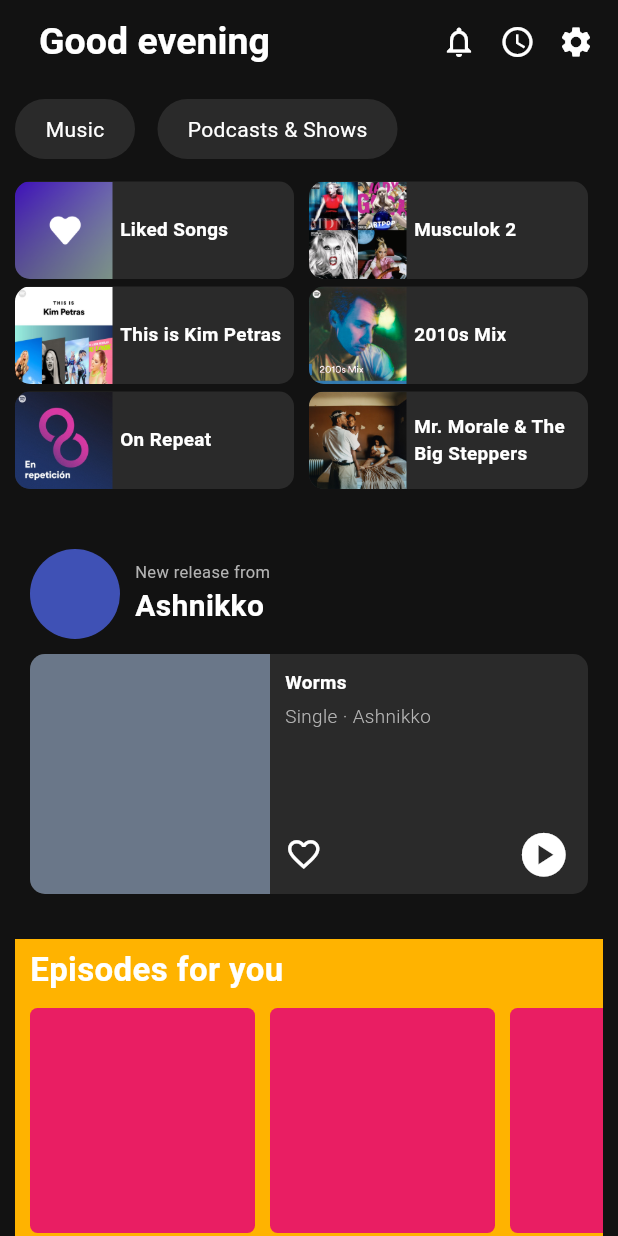
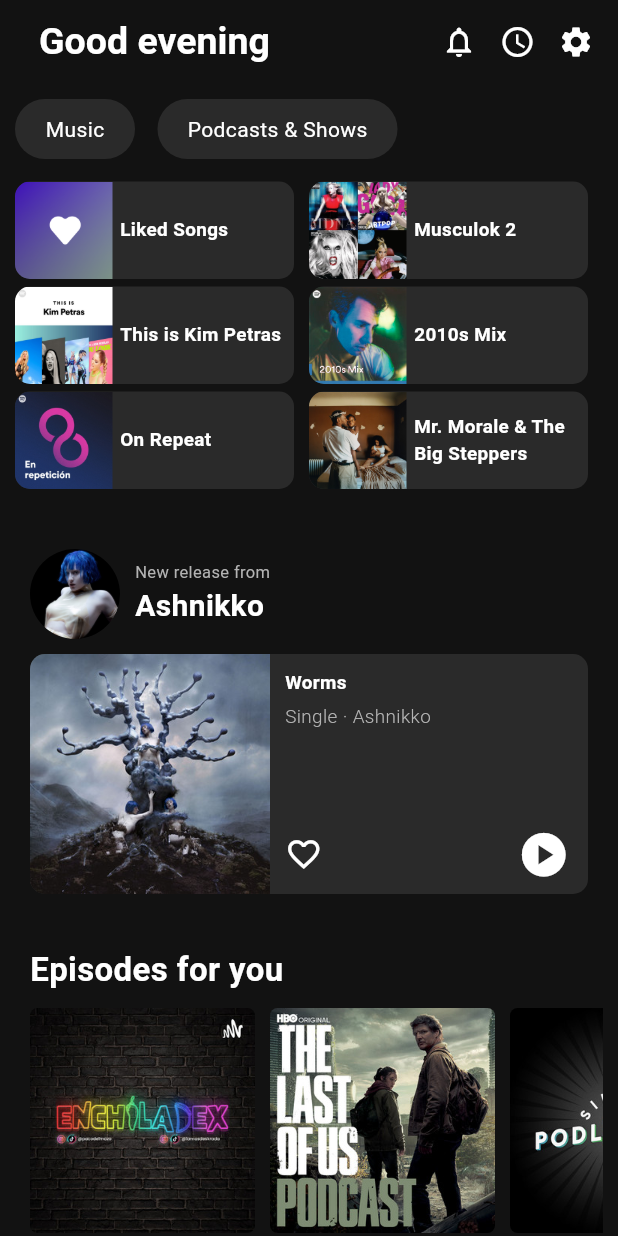
Before and after one commit to erickpadron/spotify-app-dart, a Flutter app: the screen it shows after launch, on a phone screen of 412 x 824 dp. Run offline on Flutter 3.47's test engine with Material 2 defaults, Android fonts, the phone set to English and light mode, and no system bars.

Commit message:
Casi listo
Falta agregar el botón flotante

```diff
--- a/lib/main.dart
+++ b/lib/main.dart
@@ -111,13 +111,11 @@
                     RecentButton(
                       key: UniqueKey(),
                       title: 'Liked Songs',
-                      c: Colors.blue,
                       background: const AssetImage('images/likedSongs.png'),
                     ),
                     RecentButton(
                       key: UniqueKey(),
                       title: 'Musculok 2',
-                      c: Colors.pink,
                       background: const AssetImage('images/musculok.jpg'),
                     ),
                   ],
@@ -127,13 +125,11 @@
                     RecentButton(
                       key: UniqueKey(),
                       title: 'This is Kim Petras',
-                      c: Colors.orange,
                       background: const AssetImage('images/thisIsKimPetras.jpg'),
                     ),
                     RecentButton(
                       key: UniqueKey(),
                       title: '2010s Mix',
-                      c: Colors.green,
                       background: const AssetImage('images/2010sMix.jpg'),
                     ),
                   ],
@@ -143,13 +139,11 @@
                     RecentButton(
                       key: UniqueKey(),
                       title: 'On Repeat',
-                      c: Colors.purple,
                       background: const AssetImage('images/onRepeat.jpg'),
                     ),
                     RecentButton(
                       key: UniqueKey(),
                       title: 'Mr. Morale & The Big Steppers',
-                      c: Colors.yellow,
                       background: const AssetImage('images/mrMorale.jpg'),
                     ),
                   ],
@@ -158,12 +152,12 @@
             ),
             const NewRelease(
               artist: 'Ashnikko',
+              artistImage: AssetImage('images/ashnikko.jpg'),
+              albumCover: AssetImage('images/worms.jpg'),
             ),
             Container(
               margin: const EdgeInsets.all(10.0),
-              color: Colors.amber[600],
               width: MediaQuery.of(context).size.width,
-
               child: const Column(
                 crossAxisAlignment: CrossAxisAlignment.start,
                 children: [
@@ -181,10 +175,15 @@
                     scrollDirection: Axis.horizontal,
                     child: Row(
                       children: [
-                        AlbumImage(),
-                        AlbumImage(),
-                        AlbumImage(),
-                        AlbumImage(),
+                        AlbumImage(
+                          albumCover: AssetImage('images/enchiladex.jpg'),
+                        ),
+                        AlbumImage(
+                          albumCover: AssetImage('images/theLastOfUs.jpg'),
+                        ),
+                        AlbumImage(
+                          albumCover: AssetImage('images/podlogical.jpg'),
+                        ),
                         SizedBox(
                           width: 10.0,
                         ),
--- a/lib/widgets/albumImage.dart
+++ b/lib/widgets/albumImage.dart
@@ -1,7 +1,8 @@
 import 'package:flutter/material.dart';
 
 class AlbumImage extends StatelessWidget {
-  const AlbumImage({super.key});
+  final AssetImage albumCover;
+  const AlbumImage({Key ? key, required this.albumCover}) : super (key : key);
 
   @override
   Widget build(BuildContext context) {
@@ -10,7 +11,10 @@
       width: 150.0,
       height: 150.0,
       decoration: BoxDecoration(
-        color: Colors.pink,
+        image: DecorationImage(
+          image: albumCover,
+          fit: BoxFit.cover,
+        ),
         borderRadius: BorderRadius.circular(5.0),
       ),
 
--- a/lib/widgets/newRelease.dart
+++ b/lib/widgets/newRelease.dart
@@ -2,7 +2,9 @@
 
 class NewRelease extends StatelessWidget {
   final String artist;
-  const NewRelease({Key? key, required this.artist}): super(key: key);
+  final AssetImage artistImage;
+  final AssetImage albumCover;
+  const NewRelease({Key? key, required this.artist, required this.artistImage, required this.albumCover}): super(key: key);
   @override
   Widget build(BuildContext context){
     return Container(
@@ -19,7 +21,10 @@
                 width: 60.0,
                 height: 60.0,
                 decoration: BoxDecoration(
-                  color: Colors.indigo,
+                  image: DecorationImage(
+                    image: artistImage,
+                    fit: BoxFit.cover,
+                  ),
                   borderRadius: BorderRadius.circular(30),
                 ),
               ),
@@ -58,12 +63,15 @@
                 Container(
                   width: 160,
                   height: 160,
-                  decoration: const BoxDecoration(
-                      color: Color.fromRGBO(106, 119, 137, 1),
-                      borderRadius: BorderRadius.only(
-                        topLeft: Radius.circular(10.0),
-                        bottomLeft: Radius.circular(10.0),
-                      )
+                  decoration: BoxDecoration(
+                    image: DecorationImage(
+                      image: albumCover,
+                      fit: BoxFit.cover,
+                    ),
+                    borderRadius: const BorderRadius.only(
+                      topLeft: Radius.circular(10.0),
+                      bottomLeft: Radius.circular(10.0),
+                    ),
                   ),
                 ),
                 Column(
--- a/lib/widgets/recentButton.dart
+++ b/lib/widgets/recentButton.dart
@@ -2,9 +2,8 @@
 
 class RecentButton extends StatelessWidget{
   final String title;
-  final Color c;
   final AssetImage background;
-  const RecentButton({Key? key, required this.title, required this.c, required this.background}) : super(key: key);
+  const RecentButton({Key? key, required this.title, required this.background}) : super(key: key);
 
   @override
   Widget build(BuildContext context){
@@ -24,7 +23,6 @@
                 width: 65.0,
                 height: 65.0,
                 decoration: BoxDecoration(
-
                   image: DecorationImage(
                     image: background,
                     fit: BoxFit.cover,
```
